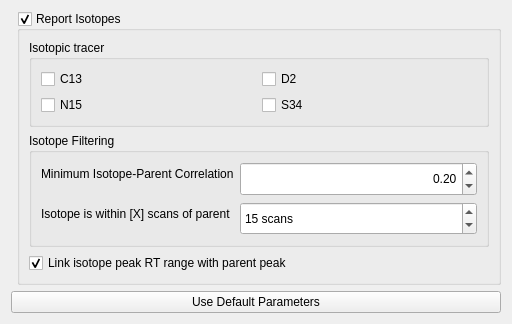
Before: the Qt Designer form src/gui/mzroll/forms/isotopedialog.ui in ElucidataInc/ElMaven, drawn with Qt 5.
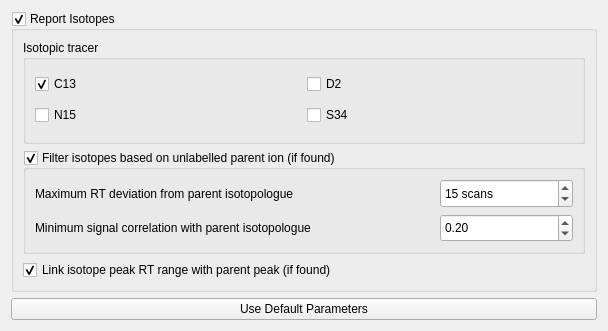
After: the same form once the commit is applied.

Diff of the .ui file:
```diff
--- a/src/gui/mzroll/forms/isotopedialog.ui
+++ b/src/gui/mzroll/forms/isotopedialog.ui
@@ -6,26 +6,22 @@
    <rect>
     <x>0</x>
     <y>0</y>
-    <width>512</width>
-    <height>324</height>
+    <width>608</width>
+    <height>331</height>
    </rect>
   </property>
   <property name="windowTitle">
    <string>Dialog</string>
   </property>
-  <layout class="QFormLayout" name="formLayout">
-   <item row="3" column="0" colspan="2">
-    <widget class="QPushButton" name="resetButton">
-     <property name="text">
-      <string>Use Default Parameters</string>
-     </property>
-     <property name="autoDefault">
-      <bool>false</bool>
-     </property>
-    </widget>
-   </item>
-   <item row="1" column="1">
+  <layout class="QVBoxLayout" name="verticalLayout_2">
+   <item>
     <widget class="QGroupBox" name="reportIsotopesOptions">
+     <property name="sizePolicy">
+      <sizepolicy hsizetype="Expanding" vsizetype="Preferred">
+       <horstretch>0</horstretch>
+       <verstretch>0</verstretch>
+      </sizepolicy>
+     </property>
      <property name="title">
       <string>Report Isotopes</string>
      </property>
@@ -35,6 +31,12 @@
      <layout class="QVBoxLayout" name="verticalLayout">
       <item>
        <widget class="QGroupBox" name="tracers">
+        <property name="sizePolicy">
+         <sizepolicy hsizetype="Expanding" vsizetype="Preferred">
+          <horstretch>0</horstretch>
+          <verstretch>0</verstretch>
+         </sizepolicy>
+        </property>
         <property name="title">
          <string>Isotopic tracer</string>
         </property>
@@ -68,6 +70,9 @@
            <property name="text">
             <string>C13</string>
            </property>
+           <property name="checked">
+            <bool>true</bool>
+           </property>
           </widget>
          </item>
         </layout>
@@ -76,42 +81,29 @@
       <item>
        <widget class="QGroupBox" name="groupBox_2">
         <property name="sizePolicy">
-         <sizepolicy hsizetype="MinimumExpanding" vsizetype="MinimumExpanding">
+         <sizepolicy hsizetype="Expanding" vsizetype="Preferred">
           <horstretch>0</horstretch>
           <verstretch>0</verstretch>
          </sizepolicy>
         </property>
         <property name="title">
-         <string>Isotope Filtering</string>
+         <string>Filter isotopes based on unlabelled parent ion (if found)</string>
         </property>
         <property name="flat">
          <bool>false</bool>
         </property>
-        <layout class="QFormLayout" name="formLayout_2">
-         <property name="labelAlignment">
-          <set>Qt::AlignLeading|Qt::AlignLeft|Qt::AlignTop</set>
-         </property>
-         <property name="formAlignment">
-          <set>Qt::AlignRight|Qt::AlignTop|Qt::AlignTrailing</set>
-         </property>
-         <item row="0" column="0">
-          <widget class="QLabel" name="label">
-           <property name="text">
-            <string>Minimum Isotope-Parent Correlation</string>
-           </property>
-          </widget>
-         </item>
-         <item row="0" column="1">
+        <property name="checkable">
+         <bool>true</bool>
+        </property>
+        <layout class="QGridLayout" name="gridLayout" columnstretch="3,1">
+         <item row="1" column="1">
           <widget class="QDoubleSpinBox" name="minIsotopicCorrelation">
            <property name="sizePolicy">
-            <sizepolicy hsizetype="MinimumExpanding" vsizetype="MinimumExpanding">
+            <sizepolicy hsizetype="Preferred" vsizetype="Preferred">
              <horstretch>0</horstretch>
              <verstretch>0</verstretch>
             </sizepolicy>
            </property>
-           <property name="alignment">
-            <set>Qt::AlignRight|Qt::AlignTrailing|Qt::AlignVCenter</set>
-           </property>
            <property name="maximum">
             <double>1.000000000000000</double>
            </property>
@@ -124,16 +116,23 @@
           </widget>
          </item>
          <item row="1" column="0">
+          <widget class="QLabel" name="label">
+           <property name="text">
+            <string>Minimum signal correlation with parent isotopologue</string>
+           </property>
+          </widget>
+         </item>
+         <item row="0" column="0">
           <widget class="QLabel" name="label_2">
            <property name="text">
-            <string>Isotope is within [X] scans of parent</string>
+            <string>Maximum RT deviation from parent isotopologue</string>
            </property>
           </widget>
          </item>
-         <item row="1" column="1">
+         <item row="0" column="1">
           <widget class="QSpinBox" name="maxIsotopeScanDiff">
            <property name="sizePolicy">
-            <sizepolicy hsizetype="MinimumExpanding" vsizetype="MinimumExpanding">
+            <sizepolicy hsizetype="Preferred" vsizetype="Preferred">
              <horstretch>0</horstretch>
              <verstretch>0</verstretch>
             </sizepolicy>
@@ -152,7 +151,7 @@
       <item>
        <widget class="QCheckBox" name="linkIsotopeRtRange">
         <property name="text">
-         <string>Link isotope peak RT range with parent peak</string>
+         <string>Link isotope peak RT range with parent peak (if found)</string>
         </property>
         <property name="checked">
          <bool>true</bool>
@@ -162,6 +161,16 @@
      </layout>
     </widget>
    </item>
+   <item>
+    <widget class="QPushButton" name="resetButton">
+     <property name="text">
+      <string>Use Default Parameters</string>
+     </property>
+     <property name="autoDefault">
+      <bool>false</bool>
+     </property>
+    </widget>
+   </item>
   </layout>
  </widget>
  <resources/>
```
Left out of the diff: 2 changed lines with no effect on the pictures.
